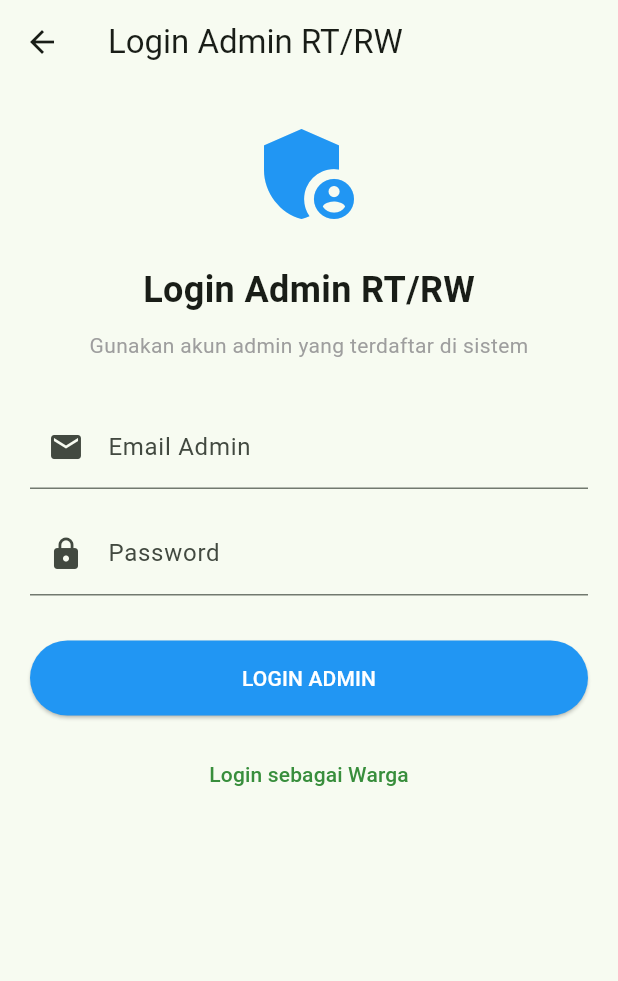
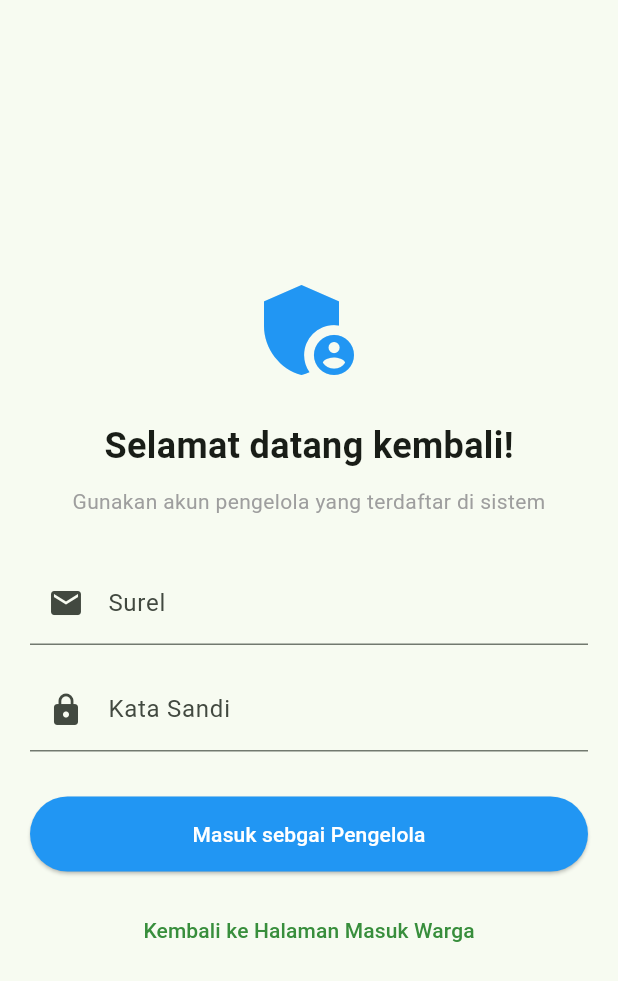
Before and after one commit to gerrybagaskoro/wali, a Flutter app: the AdminLoginScreen screen opened by its route, on a phone screen of 412 x 824 dp. Shown: the top 981 px of the screen. Run offline on Flutter 3.47's test engine with Material 3 defaults, Android fonts, the phone set to English and light mode, and no system bars; our stand-ins replace cached_network_image, carousel_slider, image_picker, shared_preferences; accounts and stored records are empty; network calls fail.

Commit message:
wali - alpha09

```diff
--- a/lib/view/admin/admin_login_screen.dart
+++ b/lib/view/admin/admin_login_screen.dart
@@ -65,7 +65,7 @@ class _AdminLoginScreenState extends State<AdminLoginScreen> {
         }
       } else {
         ScaffoldMessenger.of(context).showSnackBar(
-          SnackBar(content: Text('Login gagal: ${response.body}')),
+          SnackBar(content: Text('Masuk gagal: ${response.body}')),
         );
       }
     } catch (e) {
@@ -81,10 +81,19 @@ class _AdminLoginScreenState extends State<AdminLoginScreen> {
 
   @override
   Widget build(BuildContext context) {
-    return Scaffold(
-      appBar: AppBar(title: const Text('Login Admin RT/RW')),
-      body: SingleChildScrollView(
-        child: Padding(
+    return WillPopScope(
+      onWillPop: () async {
+        // Ketika tombol back ditekan, langsung ke welcome screen
+        // bukan kembali ke login user
+        context.pushReplacementNamed('/welcome');
+        return false; // Mencegah default back behavior
+      },
+      child: Scaffold(
+        // appBar: AppBar(
+        //   title: const Text('Login Admin RT/RW'),
+        //   automaticallyImplyLeading: false, // Hilangkan tombol back
+        // ),
+        body: Padding(
           padding: const EdgeInsets.all(20.0),
           child: Form(
             key: _formKey,
@@ -98,12 +107,12 @@ class _AdminLoginScreenState extends State<AdminLoginScreen> {
                 ),
                 const SizedBox(height: 20),
                 const Text(
-                  'Login Admin RT/RW',
+                  'Selamat datang kembali!',
                   style: TextStyle(fontSize: 24, fontWeight: FontWeight.bold),
                 ),
                 const SizedBox(height: 10),
                 const Text(
-                  'Gunakan akun admin yang terdaftar di sistem',
+                  'Gunakan akun pengelola yang terdaftar di sistem',
                   style: TextStyle(fontSize: 14, color: Colors.grey),
                   textAlign: TextAlign.center,
                 ),
@@ -111,12 +120,12 @@ class _AdminLoginScreenState extends State<AdminLoginScreen> {
                 TextFormField(
                   controller: _emailController,
                   decoration: const InputDecoration(
-                    labelText: 'Email Admin',
+                    labelText: 'Surel',
                     prefixIcon: Icon(Icons.email),
                   ),
                   validator: (value) {
                     if (value == null || value.isEmpty) {
-                      return 'Email harus diisi';
+                      return 'Surel harus diisi';
                     }
                     return null;
                   },
@@ -126,12 +135,12 @@ class _AdminLoginScreenState extends State<AdminLoginScreen> {
                   controller: _passwordController,
                   obscureText: true,
                   decoration: const InputDecoration(
-                    labelText: 'Password',
+                    labelText: 'Kata Sandi',
                     prefixIcon: Icon(Icons.lock),
                   ),
                   validator: (value) {
                     if (value == null || value.isEmpty) {
-                      return 'Password harus diisi';
+                      return 'Kata Sandi harus diisi';
                     }
                     return null;
                   },
@@ -146,16 +155,17 @@ class _AdminLoginScreenState extends State<AdminLoginScreen> {
                           minimumSize: const Size(double.infinity, 50),
                         ),
                         child: const Text(
-                          'LOGIN ADMIN',
+                          'Masuk sebgai Pengelola',
                           style: TextStyle(color: Colors.white),
                         ),
                       ),
                 const SizedBox(height: 15),
                 TextButton(
                   onPressed: () {
+                    // Kembali ke welcome screen, bukan login user
                     context.pushReplacementNamed('/login');
                   },
-                  child: const Text('Login sebagai Warga'),
+                  child: const Text('Kembali ke Halaman Masuk Warga'),
                 ),
               ],
             ),
--- a/lib/view/user/login_screen.dart
+++ b/lib/view/user/login_screen.dart
@@ -47,7 +47,7 @@ class _LoginScreenState extends State<LoginScreen> {
         }
       } else {
         ScaffoldMessenger.of(context).showSnackBar(
-          SnackBar(content: Text('Login gagal: ${response.body}')),
+          SnackBar(content: Text('Masuk gagal: ${response.body}')),
         );
       }
     } catch (e) {
@@ -81,12 +81,12 @@ class _LoginScreenState extends State<LoginScreen> {
               TextFormField(
                 controller: _emailController,
                 decoration: const InputDecoration(
-                  labelText: 'Email',
+                  labelText: 'Surel',
                   prefixIcon: Icon(Icons.email),
                 ),
                 validator: (value) {
                   if (value == null || value.isEmpty) {
-                    return 'Email harus diisi';
+                    return 'Surel harus diisi';
                   }
                   return null;
                 },
@@ -96,12 +96,12 @@ class _LoginScreenState extends State<LoginScreen> {
                 controller: _passwordController,
                 obscureText: true,
                 decoration: const InputDecoration(
-                  labelText: 'Password',
+                  labelText: 'Kata Sandi',
                   prefixIcon: Icon(Icons.lock),
                 ),
                 validator: (value) {
                   if (value == null || value.isEmpty) {
-                    return 'Password harus diisi';
+                    return 'Kata Sandi harus diisi';
                   }
                   return null;
                 },
@@ -116,7 +116,7 @@ class _LoginScreenState extends State<LoginScreen> {
                         minimumSize: const Size(double.infinity, 50),
                       ),
                       child: const Text(
-                        'LOGIN',
+                        'Masuk',
                         style: TextStyle(color: Colors.white),
                       ),
                     ),
@@ -124,9 +124,9 @@ class _LoginScreenState extends State<LoginScreen> {
               const SizedBox(height: 15),
               TextButton(
                 onPressed: () {
-                  context.pushNamed('/admin-login');
+                  context.pushReplacementNamed('/admin-login');
                 },
-                child: const Text('Login sebagai Admin RT/RW'),
+                child: const Text('Masuk sebagai Admin RT/RW'),
               ),
               const SizedBox(height: 15),
               TextButton(
```
Also changed, not shown: lib/view/admin/admin_dashboard_screen.dart (+71 -8 lines).
